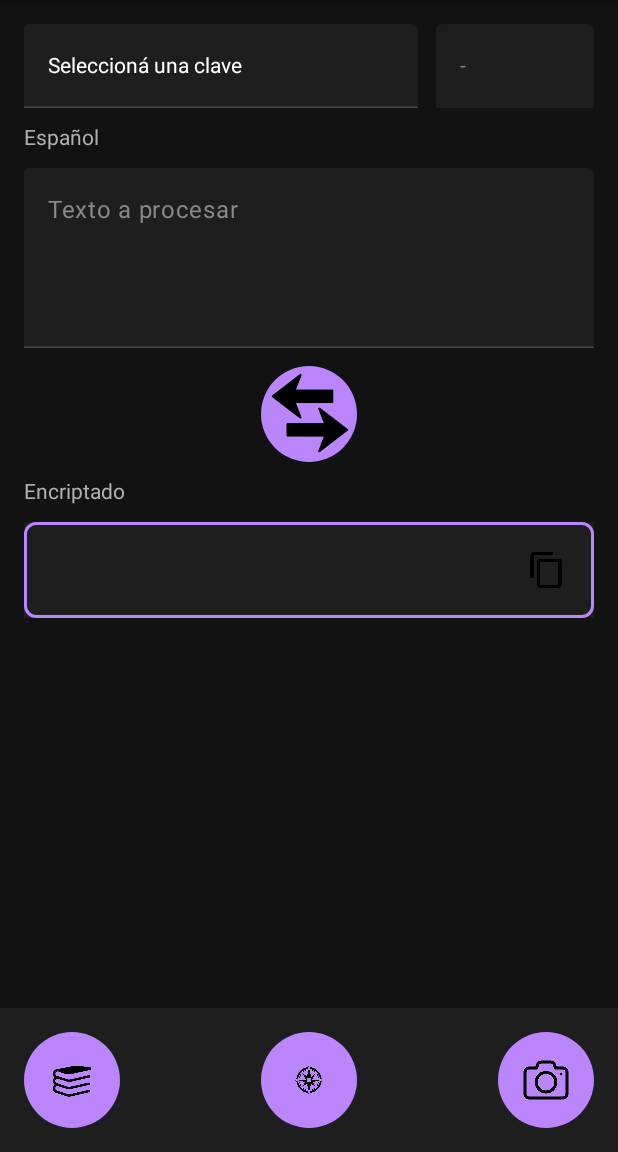
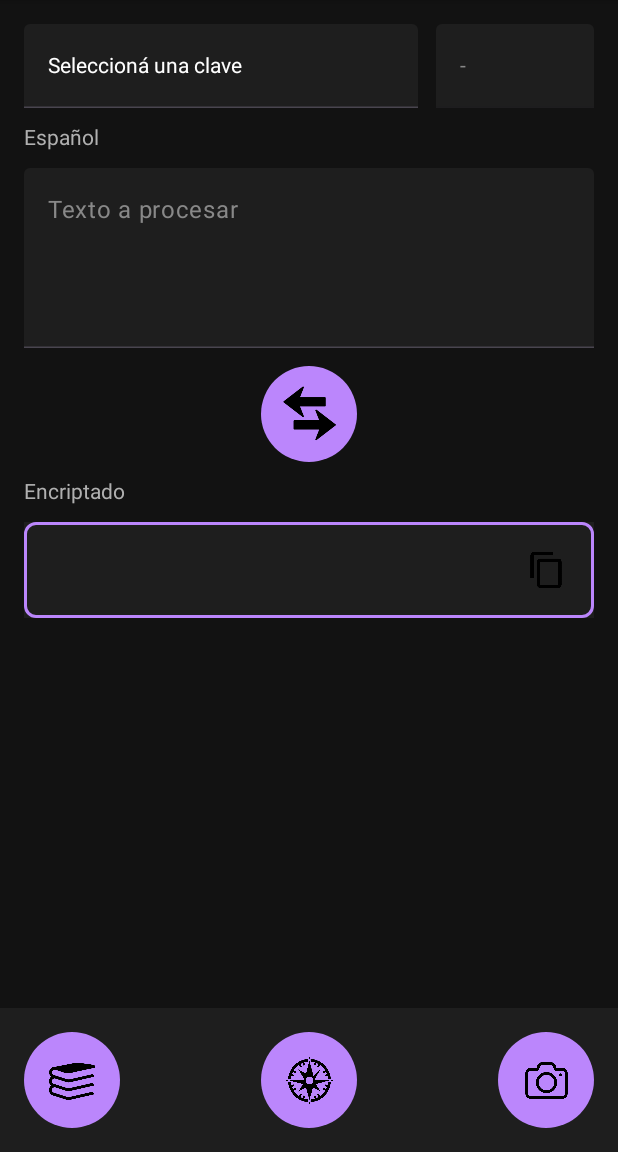
Before and after one commit to Juan-Martin-Cerezo/EncryptIA, an Android app built with Jetpack Compose: the screen it shows after launch (MainActivity), on a phone screen of 412 x 824 dp, the part 84-1236 px from its top. Run offline under Robolectric (Android 15) with nearby library versions, the phone set to English and light mode, and no system bars; libraries missing offline, so code that uses them is left out: com.google.mlkit.vision, org.tensorflow.lite; network calls fail; 1 statement that could not run was skipped.

Commit message:
Minor change to the images sizes

```diff
--- a/app/src/main/java/com/example/encryptia/MainActivity.kt
+++ b/app/src/main/java/com/example/encryptia/MainActivity.kt
@@ -181,7 +181,7 @@
                     Image(
                         painter = painterResource(id = R.drawable.ic_book),
                         contentDescription = "Listado de claves",
-                        modifier = Modifier.size(40.dp)
+                        modifier = Modifier.size(48.dp)
                     )
                 }
 
@@ -195,7 +195,7 @@
                     Image(
                         painter = painterResource(id = R.drawable.ic_compass),
                         contentDescription = "EncryptoCompass",
-                        modifier = Modifier.size(32.dp)
+                        modifier = Modifier.size(54.dp)
                     )
                 }
 
@@ -209,7 +209,7 @@
                     Image(
                         painter = painterResource(id = R.drawable.ic_camera),
                         contentDescription = "Escanear texto",
-                        modifier = Modifier.size(32.dp)
+                        modifier = Modifier.size(30.dp)
                     )
                 }
             }
@@ -358,7 +358,8 @@
             ) {
                 Image(
                     painter = painterResource(id = R.drawable.ic_arrow),
-                    contentDescription = "Intercambiar idioma"
+                    contentDescription = "Intercambiar idioma",
+                    modifier = Modifier.size(44.dp)
                 )
             }
 
```
